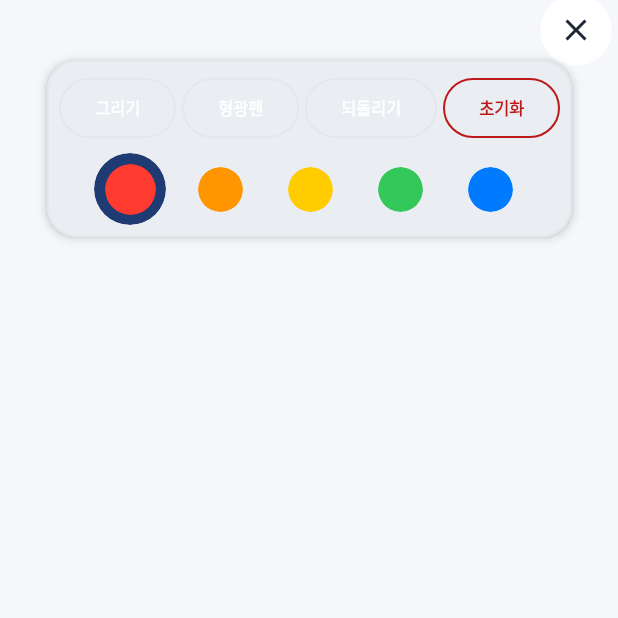
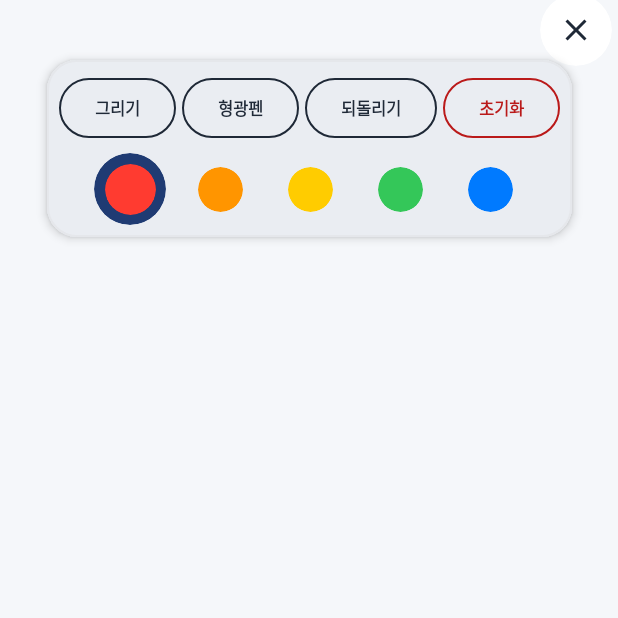
Before and after one commit to Donian-kor/pdf_hwp_viewer, an Android app built with Jetpack Compose: the composable AnnotationToolbar shown on its own in the app's theme, on a phone screen of 412 x 824 dp, the top half of it. Run offline under Robolectric (Android 15) with nearby library versions, the phone set to English and light mode, and no system bars.

Commit message:
Apply theme-aware colors to annotation toolbar

```diff
--- a/app/src/main/java/kr/docuview/app/ui/AnnotationToolbar.kt
+++ b/app/src/main/java/kr/docuview/app/ui/AnnotationToolbar.kt
@@ -45,6 +45,8 @@ import kr.docuview.app.data.AnnotationTool
  *
  * Tapping the currently selected tool again deselects it (NONE), which lets the
  * user pan/zoom the document while the toolbar stays open.
+ *
+ * Text/border colors follow the active theme: white on dark, black on light.
  */
 @Composable
 fun AnnotationToolbar(
@@ -61,7 +63,6 @@ fun AnnotationToolbar(
     val onSurface = MaterialTheme.colorScheme.onSurface
 
     Column(modifier = modifier, horizontalAlignment = Alignment.CenterHorizontally) {
-        // Separate row above the toolbar: no row background, only the round button is filled.
         Row(
             modifier = Modifier
                 .fillMaxWidth()
@@ -91,7 +92,6 @@ fun AnnotationToolbar(
                 modifier = Modifier.padding(horizontal = 8.dp, vertical = 8.dp),
                 horizontalAlignment = Alignment.CenterHorizontally,
             ) {
-                // Row 1: tools + actions
                 Row(
                     verticalAlignment = Alignment.CenterVertically,
                     horizontalArrangement = Arrangement.Center,
@@ -116,10 +116,11 @@ fun AnnotationToolbar(
                         },
                     )
                     Spacer(Modifier.width(4.dp))
-                    OutlinedButton(onClick = onUndo, border = BorderStroke(1.dp, outline)) {
+                    // 되돌리기: theme-aware text/border (white on dark, black on light)
+                    OutlinedButton(onClick = onUndo, border = BorderStroke(1.dp, onSurface)) {
                         Text(
                             "되돌리기",
-                            color = Color.White,
+                            color = onSurface,
                             style = MaterialTheme.typography.labelSmall,
                             maxLines = 1,
                             softWrap = false,
@@ -129,7 +130,6 @@ fun AnnotationToolbar(
                     OutlinedButton(
                         onClick = onClearAll,
                         border = BorderStroke(1.dp, MaterialTheme.colorScheme.error),
-                        colors = ButtonDefaults.outlinedButtonColors(contentColor = MaterialTheme.colorScheme.error),
                     ) {
                         Text(
                             "초기화",
@@ -144,7 +144,6 @@ fun AnnotationToolbar(
 
                 Spacer(Modifier.height(6.dp))
 
-                // Row 2: five colors with generous 48dp touch targets and clear spacing.
                 Row(
                     verticalAlignment = Alignment.CenterVertically,
                     horizontalArrangement = Arrangement.spacedBy(12.dp),
@@ -182,16 +181,25 @@ private fun ToolButton(
     selected: Boolean,
     onClick: () -> Unit,
 ) {
-    // Animated container color + subtle scale for the selected state.
+    val selectedContainer = MaterialTheme.colorScheme.primary
+    val selectedText = MaterialTheme.colorScheme.onPrimary // white in light, dark in dark
+    val normalText = MaterialTheme.colorScheme.onSurface // dark in light, white in dark
+    val normalBorder = MaterialTheme.colorScheme.onSurface // black line in light theme
+
     val containerColor by animateColorAsState(
-        targetValue = if (selected) MaterialTheme.colorScheme.primary else Color.Transparent,
+        targetValue = if (selected) selectedContainer else Color.Transparent,
         animationSpec = spring(),
         label = "toolContainer",
     )
     val borderColor by animateColorAsState(
-        targetValue = if (selected) MaterialTheme.colorScheme.primary else MaterialTheme.colorScheme.outline,
+        targetValue = if (selected) selectedContainer else normalBorder,
         animationSpec = spring(),
         label = "toolBorder",
+    )
+    val contentColor by animateColorAsState(
+        targetValue = if (selected) selectedText else normalText,
+        animationSpec = spring(),
+        label = "toolContent",
     )
     val scale by animateFloatAsState(
         targetValue = if (selected) 1.06f else 1f,
@@ -204,12 +212,12 @@ private fun ToolButton(
         border = BorderStroke(1.dp, borderColor),
         colors = ButtonDefaults.outlinedButtonColors(
             containerColor = containerColor,
-            contentColor = Color.White,
+            contentColor = contentColor,
         ),
     ) {
         Text(
             label,
-            color = Color.White,
+            color = contentColor,
             style = MaterialTheme.typography.labelSmall,
             maxLines = 1,
             softWrap = false,
```
